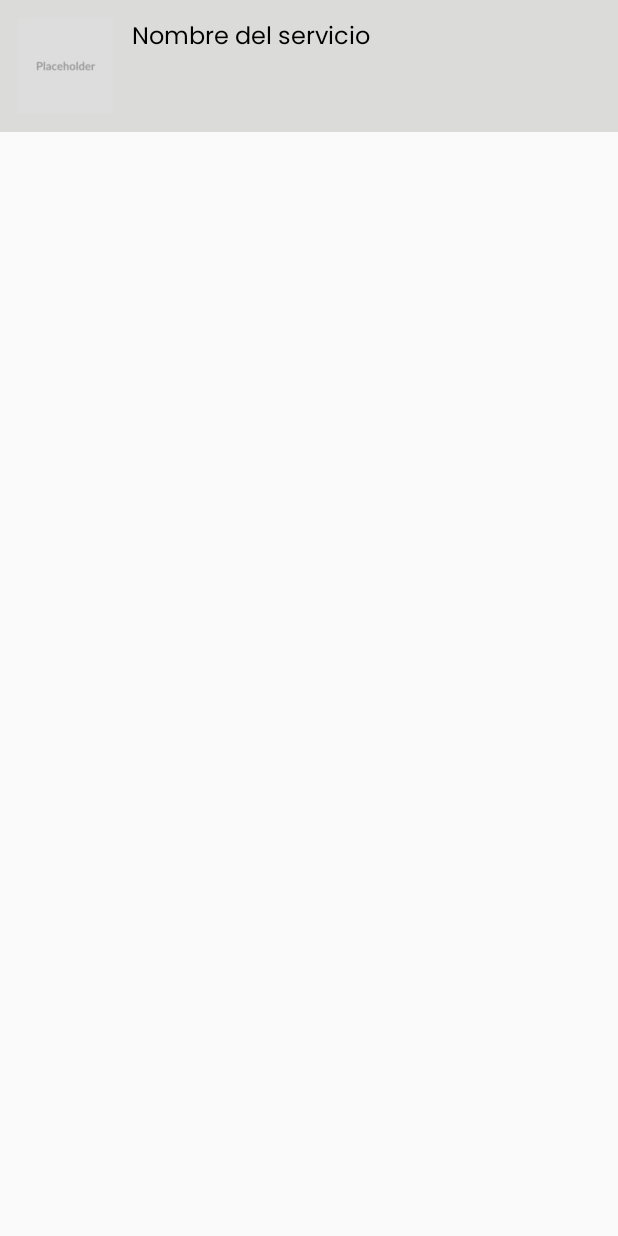
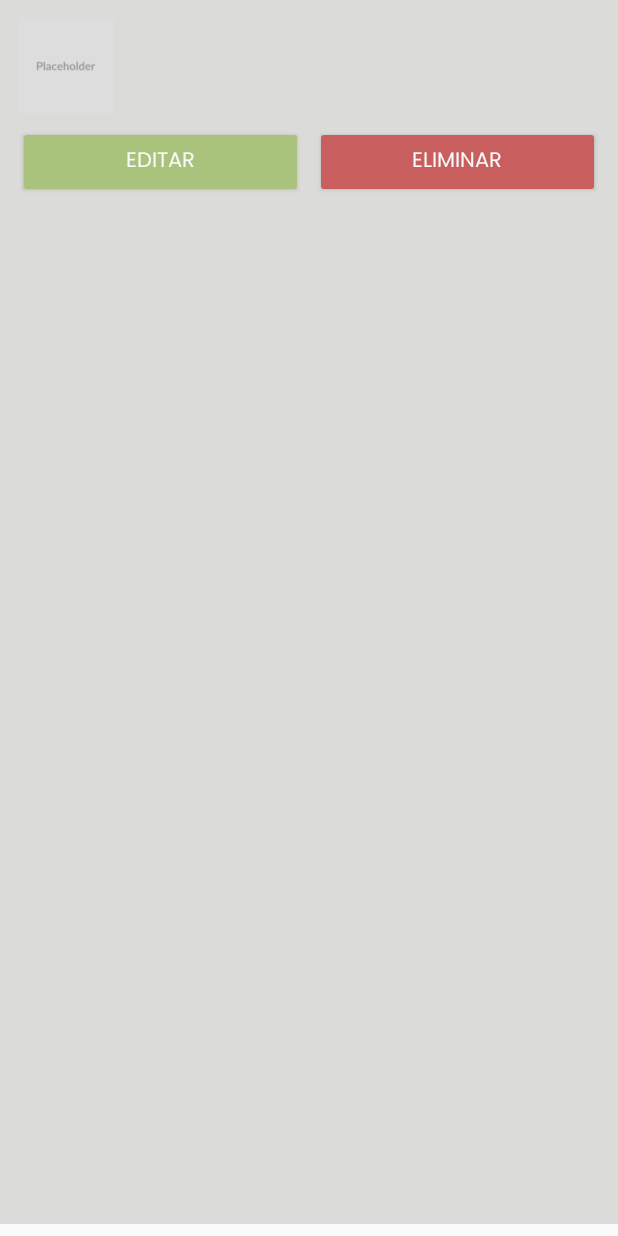
Before and after one commit to antonellavillani/nuevopack_admin_app, an Android app built with Jetpack Compose: the layout item_servicio.xml on its own in the app's theme, with its tools: preview values and no code run, on a phone screen of 412 x 824 dp. Run offline under Robolectric (Android 15) with nearby library versions, the phone set to English and light mode, and no system bars.

Commit message:
feat: Implementación de pantalla y lógica para creación de nuevos servicios con subida de imagen y recarga automática en la lista

```diff
--- a/app/src/main/AndroidManifest.xml
+++ b/app/src/main/AndroidManifest.xml
@@ -31,6 +31,7 @@
         <activity android:name=".view.InicioActivity" />
         <!-- Servicios -->
         <activity android:name=".view.ServiciosActivity" />
+        <activity android:name=".view.NuevoServicioActivity" />
         <!-- Precios -->
         <activity android:name=".view.PreciosActivity" />
         <!-- Usuarios -->
--- a/app/src/main/res/layout/item_servicio.xml
+++ b/app/src/main/res/layout/item_servicio.xml
@@ -1,10 +1,15 @@
 <LinearLayout xmlns:android="http://schemas.android.com/apk/res/android"
-    android:orientation="horizontal"
+    android:orientation="vertical"
     android:padding="12dp"
     android:layout_width="match_parent"
     android:layout_height="wrap_content"
     android:background="@color/gris_medio"
     android:layout_marginBottom="8dp">
+
+    <LinearLayout
+        android:orientation="horizontal"
+        android:layout_width="match_parent"
+        android:layout_height="wrap_content">
 
     <ImageView
         android:id="@+id/imagenServicio"
@@ -19,9 +24,41 @@
         android:layout_width="0dp"
         android:layout_height="wrap_content"
         android:layout_weight="1"
-        android:text="Nombre del servicio"
         android:textSize="16sp"
         android:textColor="@color/negro"
         android:fontFamily="@font/poppins_regular"
         android:gravity="center_vertical" />
+    </LinearLayout>
+
+    <!-- Botones Editar y Eliminar -->
+    <LinearLayout
+        android:layout_width="match_parent"
+        android:layout_height="wrap_content"
+        android:orientation="horizontal"
+        android:layout_marginTop="8dp">
+
+        <Button
+            android:id="@+id/btnEditarServicio"
+            android:layout_width="0dp"
+            android:layout_height="wrap_content"
+            android:layout_weight="1"
+            android:text="@string/boton_editar_servicio"
+            android:textColor="@color/blanco"
+            android:backgroundTint="@color/verde_manzana"
+            android:fontFamily="@font/poppins_regular"/>
+
+        <View
+            android:layout_width="8dp"
+            android:layout_height="wrap_content"/>
+
+        <Button
+            android:id="@+id/btnEliminarServicio"
+            android:layout_width="0dp"
+            android:layout_height="wrap_content"
+            android:layout_weight="1"
+            android:text="@string/boton_eliminar_servicio"
+            android:textColor="@color/blanco"
+            android:backgroundTint="@color/rojo_manzana"
+            android:fontFamily="@font/poppins_regular"/>
+    </LinearLayout>
 </LinearLayout>
--- a/app/src/main/res/values/colors.xml
+++ b/app/src/main/res/values/colors.xml
@@ -19,4 +19,8 @@
     <color name="gris_medio">#DBDBDA</color>
     <color name="gris_oscuro">#666666</color>
     <color name="verde_claro">#6A7348</color>
+
+    <!-- Botones Editar y Eliminar -->
+    <color name="verde_manzana">#a9c27c</color>
+    <color name="rojo_manzana">#c85e5e</color>
 </resources>
--- a/app/src/main/res/values/strings.xml
+++ b/app/src/main/res/values/strings.xml
@@ -10,6 +10,13 @@
 
     <!-- Pantalla Servicios -->
     <string name="titulo_gestion_servicios">Gestión de Servicios</string>
+    <string name="boton_nuevo_servicio">Nuevo servicio</string>
+    <string name="boton_editar_servicio">Editar</string>
+    <string name="boton_eliminar_servicio">Eliminar</string>
+    <string name="hint_nombre">Nombre</string>
+    <string name="hint_descripcion">Descripción</string>
+    <string name="boton_guardar">Guardar</string>
+    <string name="boton_seleccionar_imagen">Seleccionar imagen</string>
 
     <!-- Pantalla Precios -->
     <string name="titulo_gestion_precios">Gestión de Precios</string>
```
Also changed, not shown: app/src/main/java/com/nuevopack/admin/adapter/ServicioAdapter.java (+16 -0 lines), app/src/main/java/com/nuevopack/admin/view/NuevoServicioActivity.java (added, +123 -0 lines), app/src/main/java/com/nuevopack/admin/view/ServiciosActivity.java (+19 -0 lines), app/src/main/res/layout/activity_nuevo_servicio.xml (added, +68 -0 lines), app/src/main/res/layout/activity_servicios.xml (+10 -0 lines).
